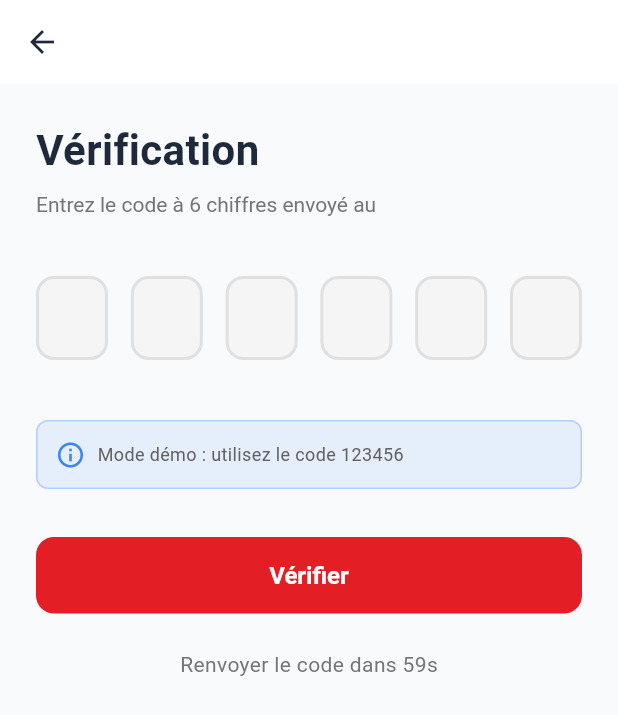
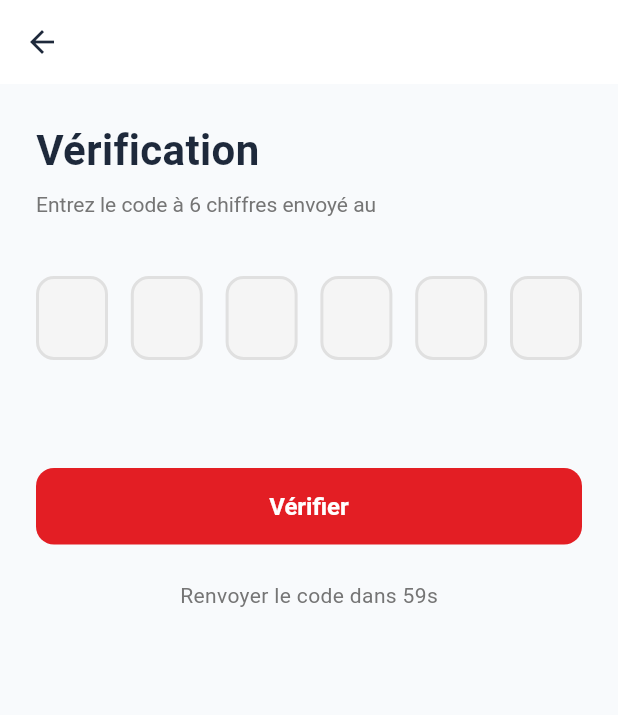
Before and after one commit to afriklabprojet/ouagachap-client, a Flutter app: the OtpVerificationPage screen opened by its route, on a phone screen of 412 x 824 dp. Shown: the top 715 px of the screen. Run offline on Flutter 3.47's test engine with Material 3 defaults, Android fonts, the phone set to English and light mode, and no system bars; drawn by our look-alikes of pin_code_fields; our stand-ins replace app_links, bloc_concurrency, cached_network_image, connectivity_plus, dio, equatable and 17 more; accounts and stored records are empty.

Commit message:
fix: remove demo mode message from OTP verification page

```diff
--- a/lib/features/auth/presentation/pages/otp_verification_page.dart
+++ b/lib/features/auth/presentation/pages/otp_verification_page.dart
@@ -222,29 +222,6 @@ class _OtpVerificationPageState extends State<OtpVerificationPage> {
                 ),
                 const SizedBox(height: 24),
                 // Demo hint
-                Container(
-                  padding: const EdgeInsets.all(12),
-                  decoration: BoxDecoration(
-                    color: AppColors.info.withValues(alpha: 0.1),
-                    borderRadius: BorderRadius.circular(8),
-                    border: Border.all(color: AppColors.info.withValues(alpha: 0.3)),
-                  ),
-                  child: Row(
-                    children: [
-                      const Icon(Icons.info_outline, color: AppColors.info, size: 20),
-                      const SizedBox(width: 8),
-                      Expanded(
-                        child: Text(
-                          'Mode démo : utilisez le code 123456',
-                          style: TextStyle(
-                            fontSize: 12,
-                            color: Colors.grey[700],
-                          ),
-                        ),
-                      ),
-                    ],
-                  ),
-                ),
                 const SizedBox(height: 32),
                 // Verify button
                 BlocBuilder<AuthBloc, AuthState>(
```
